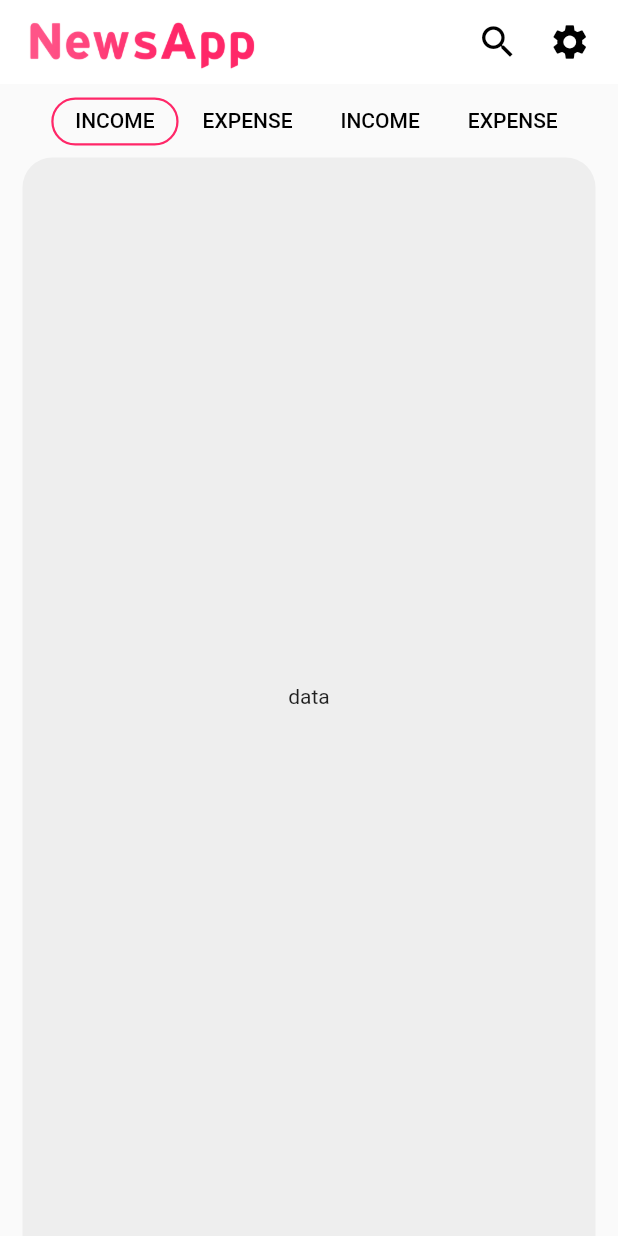
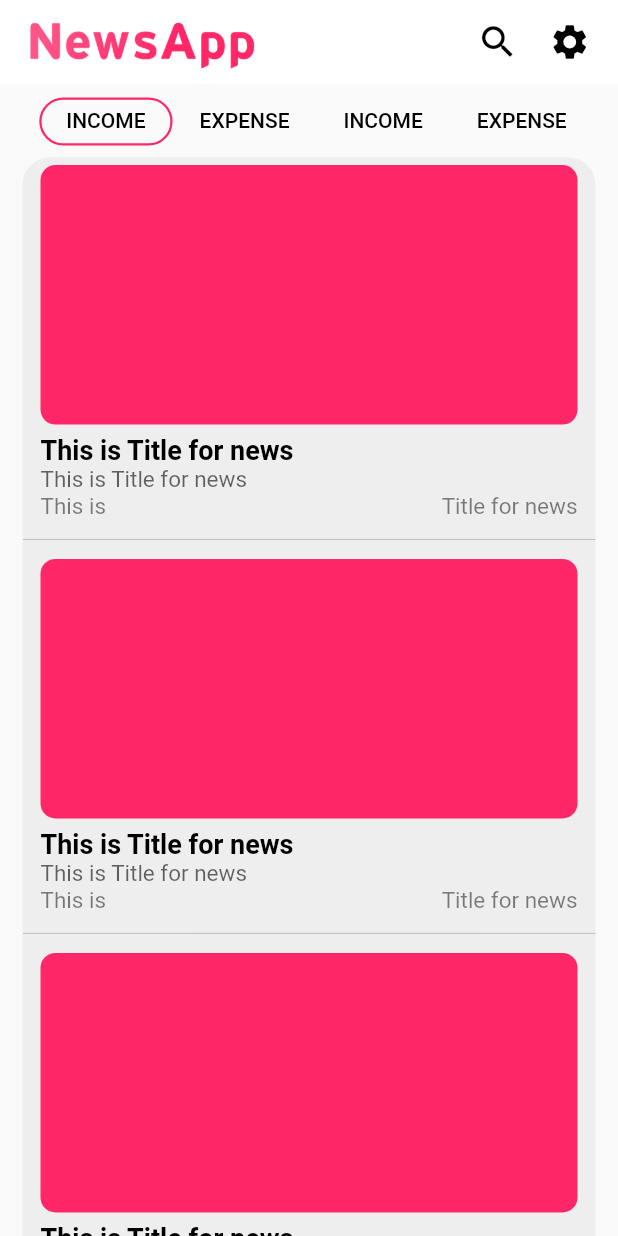
Before and after one commit to unaismnr/news-app, a Flutter app: the screen it shows after launch, on a phone screen of 412 x 824 dp. Run offline on Flutter 3.47's test engine with Material 3 defaults, Android fonts, the phone set to English and light mode, and no system bars; our stand-ins replace page_transition.

Commit message:
home and single  screen ui completed

```diff
--- a/lib/view/common/news_list_widget.dart
+++ b/lib/view/common/news_list_widget.dart
@@ -1,7 +1,10 @@
 import 'package:flutter/material.dart';
 import 'package:news_app/utils/color_consts.dart';
+import 'package:news_app/view/common/navigation_helper.dart';
+import 'package:news_app/view/common/single_news_widget.dart';
+import 'package:news_app/view/news/screen_single_news.dart';
 
-Widget songsListWidget(
+Widget newsListWidget(
   String title,
   String description,
   VoidCallback butttonOnpPress,
@@ -9,38 +12,24 @@ Widget songsListWidget(
   VoidCallback onTap,
 ) {
   return ListView.separated(
-    itemBuilder: (context, index) => ListTile(
-      leading: const CircleAvatar(
-        radius: 20,
-        backgroundColor: kMainColor,
-      ),
-      title: Column(
-        crossAxisAlignment: CrossAxisAlignment.start,
-        children: [
-          Text(
-            title,
-            style: const TextStyle(
-              fontSize: 16,
-              fontWeight: FontWeight.w600,
-            ),
-          ),
-          Text(
-            description,
-            style: const TextStyle(fontSize: 14),
-          ),
-        ],
-      ),
-      trailing: IconButton(
-        onPressed: butttonOnpPress,
-        icon: const Icon(
-          Icons.more_vert,
+    itemBuilder: (context, index) {
+      return Padding(
+        padding: const EdgeInsets.symmetric(
+          horizontal: 12,
+          vertical: 5,
         ),
-      ),
-      onTap: onTap,
-    ),
+        child: InkWell(
+            onTap: () {
+              NavigationHelper.pushRightToLeft(
+                context,
+                const ScreenSingleNews(),
+              );
+            },
+            child: const SingleNewsWidget(isMaxLinesWant: true)),
+      );
+    },
     separatorBuilder: (context, index) => Divider(
-      indent: 72,
-      color: Theme.of(context).colorScheme.secondary,
+      color: kBlackColor.withOpacity(0.2),
     ),
     itemCount: itemCount,
   );
--- /dev/null
+++ b/lib/view/common/single_news_widget.dart
@@ -0,0 +1,72 @@
+import 'package:flutter/material.dart';
+import 'package:news_app/utils/color_consts.dart';
+
+class SingleNewsWidget extends StatelessWidget {
+  final bool isMaxLinesWant;
+  const SingleNewsWidget({
+    super.key,
+    required this.isMaxLinesWant,
+  });
+
+  @override
+  Widget build(BuildContext context) {
+    return Column(
+      crossAxisAlignment: CrossAxisAlignment.start,
+      children: [
+        Container(
+          height: MediaQuery.of(context).size.height * 0.21,
+          width: MediaQuery.of(context).size.width,
+          decoration: BoxDecoration(
+            color: kMainColor,
+            borderRadius: BorderRadius.circular(10),
+          ),
+        ),
+        SizedBox(
+          height: MediaQuery.of(context).size.height * 0.008,
+        ),
+        Text(
+          'This is Title for news',
+          maxLines: isMaxLinesWant ? 2 : null,
+          overflow: isMaxLinesWant ? TextOverflow.ellipsis : null,
+          style: const TextStyle(
+            color: kBlackColor,
+            fontWeight: FontWeight.bold,
+            fontSize: 18,
+          ),
+        ),
+        Text(
+          'This is Title for news',
+          maxLines: isMaxLinesWant ? 2 : null,
+          overflow: isMaxLinesWant ? TextOverflow.ellipsis : null,
+          style: TextStyle(
+            color: isMaxLinesWant ? kBlackColor.withOpacity(0.6) : kBlackColor,
+            fontSize: 15,
+          ),
+        ),
+        Row(
+          mainAxisAlignment: MainAxisAlignment.spaceBetween,
+          children: [
+            Text(
+              'This is',
+              maxLines: 2,
+              overflow: TextOverflow.ellipsis,
+              style: TextStyle(
+                color: kBlackColor.withOpacity(0.5),
+                fontSize: 15,
+              ),
+            ),
+            Text(
+              'Title for news',
+              maxLines: 2,
+              overflow: TextOverflow.ellipsis,
+              style: TextStyle(
+                color: kBlackColor.withOpacity(0.5),
+                fontSize: 15,
+              ),
+            ),
+          ],
+        ),
+      ],
+    );
+  }
+}
--- a/lib/view/home/screen_home.dart
+++ b/lib/view/home/screen_home.dart
@@ -1,5 +1,9 @@
 import 'package:flutter/material.dart';
 import 'package:news_app/utils/color_consts.dart';
+import 'package:news_app/view/common/navigation_helper.dart';
+import 'package:news_app/view/common/news_list_widget.dart';
+import 'package:news_app/view/search/screen_search.dart';
+import 'package:news_app/view/settings/screen_settings.dart';
 
 class ScreenHome extends StatefulWidget {
   const ScreenHome({super.key});
@@ -15,6 +19,12 @@ class _ScreenHomeState extends State<ScreenHome> with TickerProviderStateMixin {
   void initState() {
     _tabController = TabController(length: 4, vsync: this);
     super.initState();
+  }
+
+  @override
+  void dispose() {
+    _tabController.dispose();
+    super.dispose();
   }
 
   @override
@@ -36,9 +46,12 @@ class _ScreenHomeState extends State<ScreenHome> with TickerProviderStateMixin {
                 ),
                 borderRadius: BorderRadius.circular(30),
               ),
-              indicatorPadding:
-                  const EdgeInsets.symmetric(horizontal: 0, vertical: 8),
-              // labelPadding: const EdgeInsets.symmetric(horizontal: 30),
+              indicatorPadding: const EdgeInsets.symmetric(
+                vertical: 8,
+              ),
+              labelPadding: const EdgeInsets.symmetric(
+                horizontal: 18,
+              ),
               overlayColor: const MaterialStatePropertyAll(
                 Colors.transparent,
               ),
@@ -63,18 +76,24 @@ class _ScreenHomeState extends State<ScreenHome> with TickerProviderStateMixin {
               ),
               decoration: BoxDecoration(
                 borderRadius: const BorderRadius.only(
-                  topLeft: Radius.circular(20),
-                  topRight: Radius.circular(20),
+                  topLeft: Radius.circular(18),
+                  topRight: Radius.circular(18),
                 ),
                 color: Colors.grey.shade200,
               ),
               child: TabBarView(
                 controller: _tabController,
-                children: const [
-                  Center(child: Text('data')),
-                  Center(child: Text('data')),
-                  Center(child: Text('data')),
-                  Center(child: Text('data')),
+                children: [
+                  newsListWidget(
+                    'This is Title',
+                    'AAAAAAAAAAAAAAAAAAAA',
+                    () {},
+                    10,
+                    () {},
+                  ),
+                  const Center(child: Text('data')),
+                  const Center(child: Text('data')),
+                  const Center(child: Text('data')),
                 ],
               ),
             ),
@@ -97,14 +116,24 @@ AppBar _homeAppBar(BuildContext context) {
     ),
     actions: [
       IconButton(
-        onPressed: () {},
+        onPressed: () {
+          NavigationHelper.pushRightToLeft(
+            context,
+            const ScreenSearch(),
+          );
+        },
         icon: const Icon(
           Icons.search,
           size: 28,
         ),
       ),
       IconButton(
-        onPressed: () {},
+        onPressed: () {
+          NavigationHelper.pushRightToLeft(
+            context,
+            const ScreenSettings(),
+          );
+        },
         icon: const Icon(
           Icons.settings,
           size: 28,
```
Also changed, not shown: lib/view/common/navigation_helper.dart (added, +15 -0 lines), lib/view/news/screen_single_news.dart (added, +41 -0 lines), lib/view/search/screen_search.dart (added, +10 -0 lines), lib/view/settings/screen_settings.dart (added, +10 -0 lines), 1 other file.
